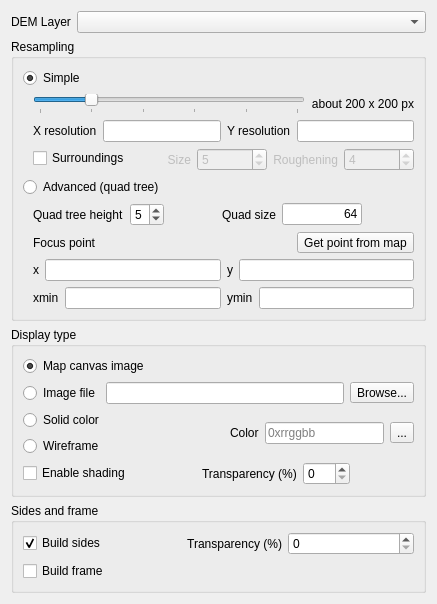
Above: ui/demproperties.ui from minorua/Qgis2threejs before the change. Below: the same form after it.
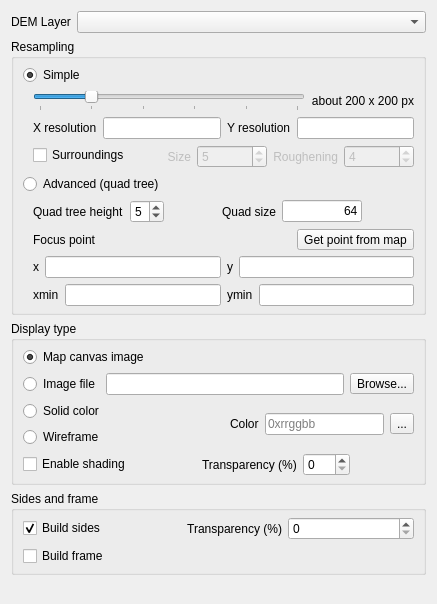
That is the form after the change.

What changed in the file:
```diff
--- a/ui/demproperties.ui
+++ b/ui/demproperties.ui
@@ -49,6 +49,12 @@
         <string>Resampling</string>
        </property>
        <layout class="QGridLayout" name="gridLayout_2">
+        <property name="topMargin">
+         <number>6</number>
+        </property>
+        <property name="bottomMargin">
+         <number>6</number>
+        </property>
         <item row="1" column="0">
          <layout class="QVBoxLayout" name="verticalLayout_Simple">
           <property name="leftMargin">
@@ -491,6 +497,12 @@
         <string>Display type</string>
        </property>
        <layout class="QGridLayout" name="gridLayout_3">
+        <property name="topMargin">
+         <number>6</number>
+        </property>
+        <property name="bottomMargin">
+         <number>6</number>
+        </property>
         <item row="0" column="0">
          <layout class="QVBoxLayout" name="verticalLayout">
           <item>
@@ -672,6 +684,12 @@
         <string>Sides and frame</string>
        </property>
        <layout class="QGridLayout" name="gridLayout_4">
+        <property name="topMargin">
+         <number>6</number>
+        </property>
+        <property name="bottomMargin">
+         <number>6</number>
+        </property>
         <item row="0" column="0">
          <layout class="QHBoxLayout" name="horizontalLayout_18">
           <item>
```
